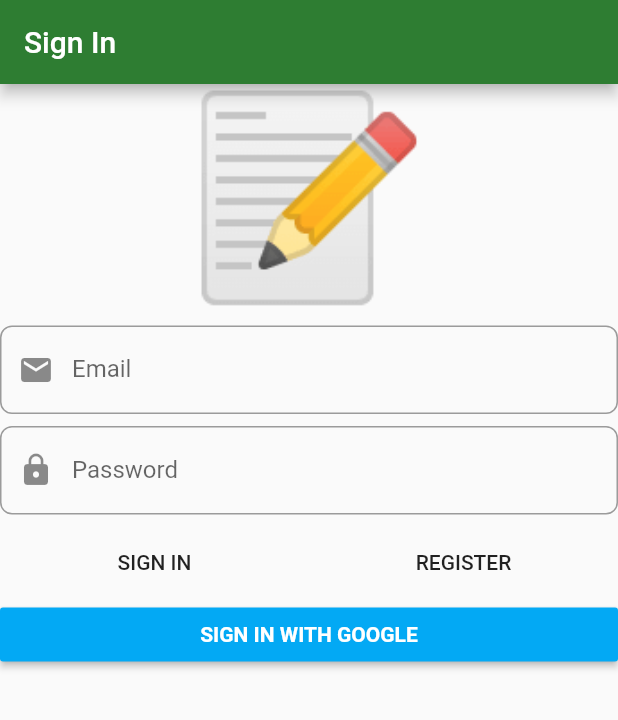
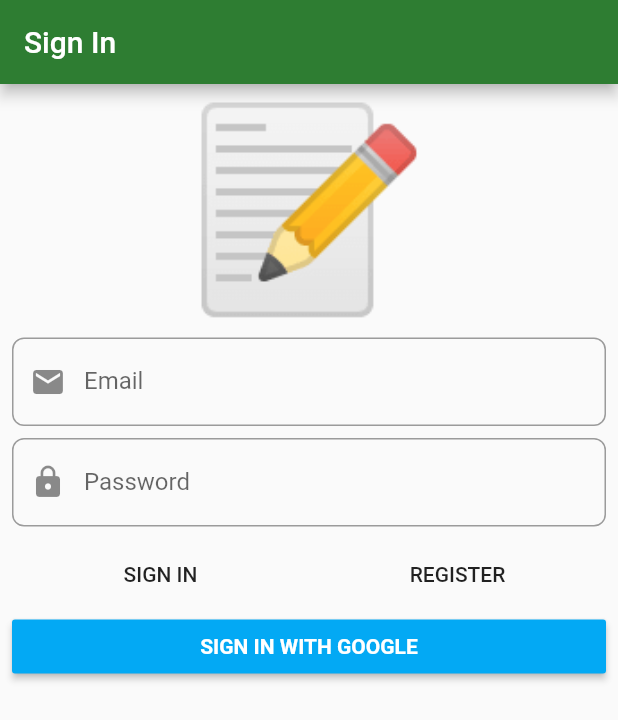
Before and after one commit to piotrek1543/notes_ddd_firebase, a Flutter app: the screen it shows after launch, on a phone screen of 412 x 824 dp. Shown: the top 720 px of the screen. Run offline on Flutter 3.47's test engine with Material 2 defaults, Android fonts, the phone set to English and light mode, and no system bars; our stand-ins replace auto_route, bloc, dartz, firebase_auth, flushbar, flutter_bloc and 4 more; accounts and stored records are empty; generated files the repository leaves out were written again.

```diff
--- a/lib/presentaton/sign_in/sign_in_form.dart
+++ b/lib/presentaton/sign_in/sign_in_form.dart
@@ -32,6 +32,7 @@ class SignInForm extends StatelessWidget {
         return Form(
           autovalidate: state.showErrorMessages,
           child: ListView(
+            padding: const EdgeInsets.all(8),
             children: [
               const Text(
                 '📝',
@@ -122,7 +123,11 @@ class SignInForm extends StatelessWidget {
                     fontWeight: FontWeight.bold,
                   ),
                 ),
-              )
+              ),
+              if (state.isSubmitting) ...[
+                SizedBox(height: 8),
+                LinearProgressIndicator(value: null)
+              ]
             ],
           ),
         );
```
